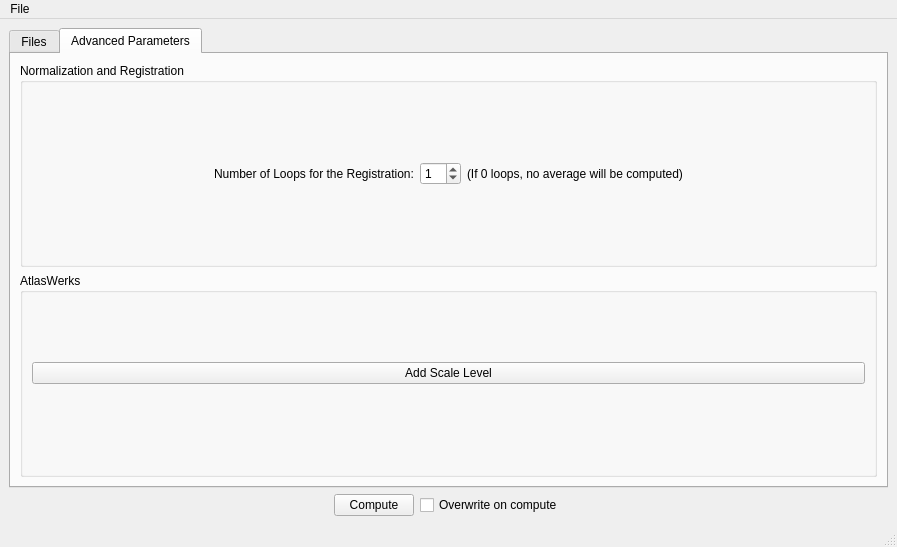
Qt form GUIwindow.ui (adrienkaiser/DTIAtlasBuilder) before a commit.
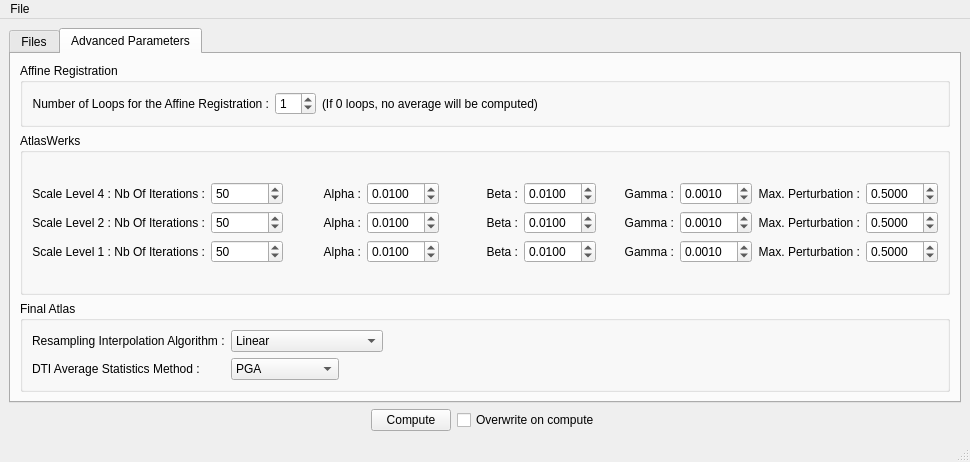
The same form after that commit. The open tabs and pages were chosen to show the change.

Patch:
```diff
--- a/GUIwindow.ui
+++ b/GUIwindow.ui
@@ -6,8 +6,8 @@
    <rect>
     <x>0</x>
     <y>0</y>
-    <width>897</width>
-    <height>547</height>
+    <width>970</width>
+    <height>462</height>
    </rect>
   </property>
   <property name="windowTitle">
@@ -201,33 +201,35 @@
         <item>
          <widget class="QGroupBox" name="NormRegGroupBox">
           <property name="title">
-           <string>Normalization and Registration</string>
+           <string>Affine Registration</string>
           </property>
           <layout class="QVBoxLayout" name="verticalLayout_9">
            <item>
             <layout class="QHBoxLayout" name="LoopsNbHorizontalLayout">
-             <item>
-              <spacer name="horizontalSpacer_11">
-               <property name="orientation">
-                <enum>Qt::Horizontal</enum>
-               </property>
-               <property name="sizeHint" stdset="0">
-                <size>
-                 <width>40</width>
-                 <height>20</height>
-                </size>
-               </property>
-              </spacer>
-             </item>
              <item>
               <widget class="QLabel" name="label_5">
+               <property name="sizePolicy">
+                <sizepolicy hsizetype="Fixed" vsizetype="Preferred">
+                 <horstretch>0</horstretch>
+                 <verstretch>0</verstretch>
+                </sizepolicy>
+               </property>
                <property name="text">
-                <string>Number of Loops for the Registration:</string>
+                <string>Number of Loops for the Affine Registration :</string>
+               </property>
+               <property name="alignment">
+                <set>Qt::AlignRight|Qt::AlignTrailing|Qt::AlignVCenter</set>
                </property>
               </widget>
              </item>
              <item>
               <widget class="QSpinBox" name="NbLoopsSpinBox">
+               <property name="sizePolicy">
+                <sizepolicy hsizetype="Fixed" vsizetype="Minimum">
+                 <horstretch>0</horstretch>
+                 <verstretch>0</verstretch>
+                </sizepolicy>
+               </property>
                <property name="minimum">
                 <number>0</number>
                </property>
@@ -243,19 +245,6 @@
                </property>
               </widget>
              </item>
-             <item>
-              <spacer name="horizontalSpacer_12">
-               <property name="orientation">
-                <enum>Qt::Horizontal</enum>
-               </property>
-               <property name="sizeHint" stdset="0">
-                <size>
-                 <width>40</width>
-                 <height>20</height>
-                </size>
-               </property>
-              </spacer>
-             </item>
             </layout>
            </item>
           </layout>
@@ -263,63 +252,458 @@
         </item>
         <item>
          <widget class="QGroupBox" name="AWGroupBox">
+          <property name="sizePolicy">
+           <sizepolicy hsizetype="Preferred" vsizetype="Expanding">
+            <horstretch>0</horstretch>
+            <verstretch>0</verstretch>
+           </sizepolicy>
+          </property>
           <property name="title">
            <string>AtlasWerks</string>
           </property>
           <layout class="QVBoxLayout" name="verticalLayout_4">
            <item>
-            <widget class="QPushButton" name="AddSLPushButton">
-             <property name="text">
-              <string>Add Scale Level</string>
-             </property>
-            </widget>
-           </item>
-           <item>
-            <layout class="QHBoxLayout" name="horizontalLayout_2">
+            <layout class="QVBoxLayout" name="verticalLayout_10">
              <item>
-              <spacer name="horizontalSpacer_3">
-               <property name="orientation">
-                <enum>Qt::Horizontal</enum>
-               </property>
-               <property name="sizeHint" stdset="0">
-                <size>
-                 <width>40</width>
-                 <height>20</height>
-                </size>
-               </property>
-              </spacer>
+              <layout class="QHBoxLayout" name="horizontalLayout_3">
+               <item>
+                <widget class="QLabel" name="label">
+                 <property name="text">
+                  <string>Scale Level 4 : Nb Of Iterations :</string>
+                 </property>
+                 <property name="alignment">
+                  <set>Qt::AlignRight|Qt::AlignTrailing|Qt::AlignVCenter</set>
+                 </property>
+                </widget>
+               </item>
+               <item>
+                <widget class="QSpinBox" name="nbIter4SpinBox">
+                 <property name="maximum">
+                  <number>500</number>
+                 </property>
+                 <property name="value">
+                  <number>50</number>
+                 </property>
+                </widget>
+               </item>
+               <item>
+                <widget class="QLabel" name="label_12">
+                 <property name="text">
+                  <string>Alpha :</string>
+                 </property>
+                 <property name="alignment">
+                  <set>Qt::AlignRight|Qt::AlignTrailing|Qt::AlignVCenter</set>
+                 </property>
+                </widget>
+               </item>
+               <item>
+                <widget class="QDoubleSpinBox" name="alpha4DoubleSpinBox">
+                 <property name="decimals">
+                  <number>4</number>
+                 </property>
+                 <property name="value">
+                  <double>0.010000000000000</double>
+                 </property>
+                </widget>
+               </item>
+               <item>
+                <widget class="QLabel" name="betaLabel_2">
+                 <property name="sizePolicy">
+                  <sizepolicy hsizetype="Minimum" vsizetype="Preferred">
+                   <horstretch>0</horstretch>
+                   <verstretch>0</verstretch>
+                  </sizepolicy>
+                 </property>
+                 <property name="text">
+                  <string>Beta :</string>
+                 </property>
+                 <property name="alignment">
+                  <set>Qt::AlignRight|Qt::AlignTrailing|Qt::AlignVCenter</set>
+                 </property>
+                </widget>
+               </item>
+               <item>
+                <widget class="QDoubleSpinBox" name="beta4DoubleSpinBox">
+                 <property name="decimals">
+                  <number>4</number>
+                 </property>
+                 <property name="value">
+                  <double>0.010000000000000</double>
+                 </property>
+                </widget>
+               </item>
+               <item>
+                <widget class="QLabel" name="gammaLabel_2">
+                 <property name="sizePolicy">
+                  <sizepolicy hsizetype="Minimum" vsizetype="Preferred">
+                   <horstretch>0</horstretch>
+                   <verstretch>0</verstretch>
+                  </sizepolicy>
+                 </property>
+                 <property name="text">
+                  <string>Gamma :</string>
+                 </property>
+                 <property name="alignment">
+                  <set>Qt::AlignRight|Qt::AlignTrailing|Qt::AlignVCenter</set>
+                 </property>
+                </widget>
+               </item>
+               <item>
+                <widget class="QDoubleSpinBox" name="gamma4DoubleSpinBox">
+                 <property name="decimals">
+                  <number>4</number>
+                 </property>
+                 <property name="value">
+                  <double>0.001000000000000</double>
+                 </property>
+                </widget>
+               </item>
+               <item>
+                <widget class="QLabel" name="maxPerturbationLabel_2">
+                 <property name="sizePolicy">
+                  <sizepolicy hsizetype="Minimum" vsizetype="Preferred">
+                   <horstretch>0</horstretch>
+                   <verstretch>0</verstretch>
+                  </sizepolicy>
+                 </property>
+                 <property name="text">
+                  <string>Max. Perturbation :</string>
+                 </property>
+                 <property name="alignment">
+                  <set>Qt::AlignRight|Qt::AlignTrailing|Qt::AlignVCenter</set>
+                 </property>
+                </widget>
+               </item>
+               <item>
+                <widget class="QDoubleSpinBox" name="maxPerturbation4DoubleSpinBox">
+                 <property name="decimals">
+                  <number>4</number>
+                 </property>
+                 <property name="value">
+                  <double>0.500000000000000</double>
+                 </property>
+                </widget>
+               </item>
+              </layout>
              </item>
              <item>
-              <layout class="QFormLayout" name="SLFormLayout"/>
-             </item>
-             <item>
-              <layout class="QFormLayout" name="IterFormLayout">
-               <property name="fieldGrowthPolicy">
-                <enum>QFormLayout::AllNonFixedFieldsGrow</enum>
-               </property>
+              <layout class="QHBoxLayout" name="horizontalLayout_4">
+               <item>
+                <widget class="QLabel" name="label_2">
+                 <property name="text">
+                  <string>Scale Level 2 : Nb Of Iterations :</string>
+                 </property>
+                 <property name="alignment">
+                  <set>Qt::AlignRight|Qt::AlignTrailing|Qt::AlignVCenter</set>
+                 </property>
+                </widget>
+               </item>
+               <item>
+                <widget class="QSpinBox" name="nbIter2SpinBox">
+                 <property name="maximum">
+                  <number>500</number>
+                 </property>
+                 <property name="value">
+                  <number>50</number>
+                 </property>
+                </widget>
+               </item>
+               <item>
+                <widget class="QLabel" name="label_13">
+                 <property name="text">
+                  <string>Alpha :</string>
+                 </property>
+                 <property name="alignment">
+                  <set>Qt::AlignRight|Qt::AlignTrailing|Qt::AlignVCenter</set>
+                 </property>
+                </widget>
+               </item>
+               <item>
+                <widget class="QDoubleSpinBox" name="alpha2DoubleSpinBox">
+                 <property name="decimals">
+                  <number>4</number>
+                 </property>
+                 <property name="value">
+                  <double>0.010000000000000</double>
+                 </property>
+                </widget>
+               </item>
+               <item>
+                <widget class="QLabel" name="label_3">
+                 <property name="sizePolicy">
+                  <sizepolicy hsizetype="Preferred" vsizetype="Preferred">
+                   <horstretch>0</horstretch>
+                   <verstretch>0</verstretch>
+                  </sizepolicy>
+                 </property>
+                 <property name="text">
+                  <string>Beta :</string>
+                 </property>
+                 <property name="alignment">
+                  <set>Qt::AlignRight|Qt::AlignTrailing|Qt::AlignVCenter</set>
+                 </property>
+                </widget>
+               </item>
+               <item>
+                <widget class="QDoubleSpinBox" name="beta2DoubleSpinBox">
+                 <property name="decimals">
+                  <number>4</number>
+                 </property>
+                 <property name="value">
+                  <double>0.010000000000000</double>
+                 </property>
+                </widget>
+               </item>
+               <item>
+                <widget class="QLabel" name="label_4">
+                 <property name="sizePolicy">
+                  <sizepolicy hsizetype="Preferred" vsizetype="Preferred">
+                   <horstretch>0</horstretch>
+                   <verstretch>0</verstretch>
+                  </sizepolicy>
+                 </property>
+                 <property name="text">
+                  <string>Gamma :</string>
+                 </property>
+                 <property name="alignment">
+                  <set>Qt::AlignRight|Qt::AlignTrailing|Qt::AlignVCenter</set>
+                 </property>
+                </widget>
+               </item>
+               <item>
+                <widget class="QDoubleSpinBox" name="gamma2DoubleSpinBox">
+                 <property name="decimals">
+                  <number>4</number>
+                 </property>
+                 <property name="value">
+                  <double>0.001000000000000</double>
+                 </property>
+                </widget>
+               </item>
+               <item>
+                <widget class="QLabel" name="label_7">
+                 <property name="sizePolicy">
+                  <sizepolicy hsizetype="Preferred" vsizetype="Preferred">
+                   <horstretch>0</horstretch>
+                   <verstretch>0</verstretch>
+                  </sizepolicy>
+                 </property>
+                 <property name="text">
+                  <string>Max. Perturbation :</string>
+                 </property>
+                 <property name="alignment">
+                  <set>Qt::AlignRight|Qt::AlignTrailing|Qt::AlignVCenter</set>
+                 </property>
+                </widget>
+               </item>
+               <item>
+                <widget class="QDoubleSpinBox" name="maxPerturbation2DoubleSpinBox">
+                 <property name="decimals">
+                  <number>4</number>
+                 </property>
+                 <property name="value">
+                  <double>0.500000000000000</double>
+                 </property>
+                </widget>
+               </item>
               </layout>
              </item>
              <item>
-              <layout class="QFormLayout" name="ButtonFormLayout"/>
-             </item>
-             <item>
-              <spacer name="horizontalSpacer_6">
-               <property name="orientation">
-                <enum>Qt::Horizontal</enum>
-               </property>
-               <property name="sizeHint" stdset="0">
-                <size>
-                 <width>40</width>
-                 <height>20</height>
-                </size>
-               </property>
-              </spacer>
+              <layout class="QHBoxLayout" name="horizontalLayout_5">
+               <item>
+                <widget class="QLabel" name="label_11">
+                 <property name="text">
+                  <string>Scale Level 1 : Nb Of Iterations :</string>
+                 </property>
+                 <property name="alignment">
+                  <set>Qt::AlignRight|Qt::AlignTrailing|Qt::AlignVCenter</set>
+                 </property>
+                </widget>
+               </item>
+               <item>
+                <widget class="QSpinBox" name="nbIter1SpinBox">
+                 <property name="maximum">
+                  <number>500</number>
+                 </property>
+                 <property name="value">
+                  <number>50</number>
+                 </property>
+                </widget>
+               </item>
+               <item>
+                <widget class="QLabel" name="label_14">
+                 <property name="text">
+                  <string>Alpha :</string>
+                 </property>
+                 <property name="alignment">
+                  <set>Qt::AlignRight|Qt::AlignTrailing|Qt::AlignVCenter</set>
+                 </property>
+                </widget>
+               </item>
+               <item>
+                <widget class="QDoubleSpinBox" name="alpha1DoubleSpinBox">
+                 <property name="decimals">
+                  <number>4</number>
+                 </property>
+                 <property name="value">
+                  <double>0.010000000000000</double>
+                 </property>
+                </widget>
+               </item>
+               <item>
+                <widget class="QLabel" name="label_10">
+                 <property name="text">
+                  <string>Beta :</string>
+                 </property>
+                 <property name="alignment">
+                  <set>Qt::AlignRight|Qt::AlignTrailing|Qt::AlignVCenter</set>
+                 </property>
+                </widget>
+               </item>
+               <item>
+                <widget class="QDoubleSpinBox" name="beta1DoubleSpinBox">
+                 <property name="decimals">
+                  <number>4</number>
+                 </property>
+                 <property name="value">
+                  <double>0.010000000000000</double>
+                 </property>
+                </widget>
+               </item>
+               <item>
+                <widget class="QLabel" name="label_9">
+                 <property name="text">
+                  <string>Gamma :</string>
+                 </property>
+                 <property name="alignment">
+                  <set>Qt::AlignRight|Qt::AlignTrailing|Qt::AlignVCenter</set>
+                 </property>
+                </widget>
+               </item>
+               <item>
+                <widget class="QDoubleSpinBox" name="gamma1DoubleSpinBox">
+                 <property name="decimals">
+                  <number>4</number>
+                 </property>
+                 <property name="value">
+                  <double>0.001000000000000</double>
+                 </property>
+                </widget>
+               </item>
+               <item>
+                <widget class="QLabel" name="label_8">
+                 <property name="text">
+                  <string>Max. Perturbation :</string>
+                 </property>
+                 <property name="alignment">
+                  <set>Qt::AlignRight|Qt::AlignTrailing|Qt::AlignVCenter</set>
+                 </property>
+                </widget>
+               </item>
+               <item>
+                <widget class="QDoubleSpinBox" name="maxPerturbation1DoubleSpinBox">
+                 <property name="decimals">
+                  <number>4</number>
+                 </property>
+                 <property name="value">
+                  <double>0.500000000000000</double>
+                 </property>
+                </widget>
+               </item>
+              </layout>
              </item>
             </layout>
            </item>
           </layout>
          </widget>
         </item>
+        <item>
+         <widget class="QGroupBox" name="FinalcomputegroupBox">
+          <property name="title">
+           <string>Final Atlas</string>
+          </property>
+          <layout class="QFormLayout" name="formLayout">
+           <property name="fieldGrowthPolicy">
+            <enum>QFormLayout::AllNonFixedFieldsGrow</enum>
+           </property>
+           <item row="0" column="0">
+            <widget class="QLabel" name="resamplingInterpolationTypeLabel">
+             <property name="text">
+              <string>Resampling Interpolation Algorithm :</string>
+             </property>
+            </widget>
+           </item>
+           <item row="0" column="1">
+            <widget class="QComboBox" name="InterpolTypeComboBox">
+             <property name="sizePolicy">
+              <sizepolicy hsizetype="Fixed" vsizetype="Fixed">
+               <horstretch>0</horstretch>
+               <verstretch>0</verstretch>
+              </sizepolicy>
+             </property>
+             <property name="editable">
+              <bool>false</bool>
+             </property>
+             <property name="duplicatesEnabled">
+              <bool>false</bool>
+             </property>
+             <item>
+              <property name="text">
+               <string>Linear</string>
+              </property>
+             </item>
+             <item>
+              <property name="text">
+               <string>Nearest Neighborhoor</string>
+              </property>
+             </item>
+             <item>
+              <property name="text">
+               <string>Windowed Sinc</string>
+              </property>
+             </item>
+             <item>
+              <property name="text">
+               <string>BSpline</string>
+              </property>
+             </item>
+            </widget>
+           </item>
+           <item row="1" column="0">
+            <widget class="QLabel" name="averageStatMethodLabel">
+             <property name="text">
+              <string>DTI Average Statistics Method :</string>
+             </property>
+            </widget>
+           </item>
+           <item row="1" column="1">
+            <widget class="QComboBox" name="averageStatMethodComboBox">
+             <property name="sizePolicy">
+              <sizepolicy hsizetype="Fixed" vsizetype="Fixed">
+               <horstretch>0</horstretch>
+               <verstretch>0</verstretch>
+              </sizepolicy>
+             </property>
+             <item>
+              <property name="text">
+               <string>PGA</string>
+              </property>
+             </item>
+             <item>
+              <property name="text">
+               <string>Euclidean</string>
+              </property>
+             </item>
+             <item>
+              <property name="text">
+               <string>Log Euclidean</string>
+              </property>
+             </item>
+            </widget>
+           </item>
+          </layout>
+         </widget>
+        </item>
        </layout>
       </widget>
      </widget>
@@ -381,7 +765,7 @@
     <rect>
      <x>0</x>
      <y>0</y>
-     <width>897</width>
+     <width>970</width>
      <height>25</height>
     </rect>
    </property>
```
Left out of the diff: 9 changed lines with no effect on the pictures.
